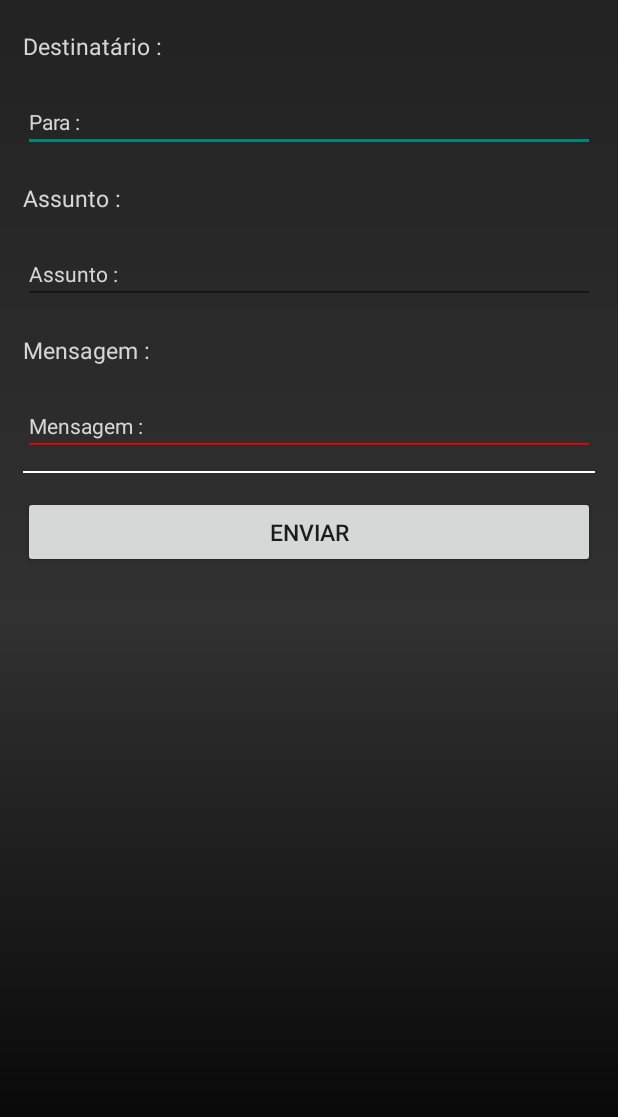
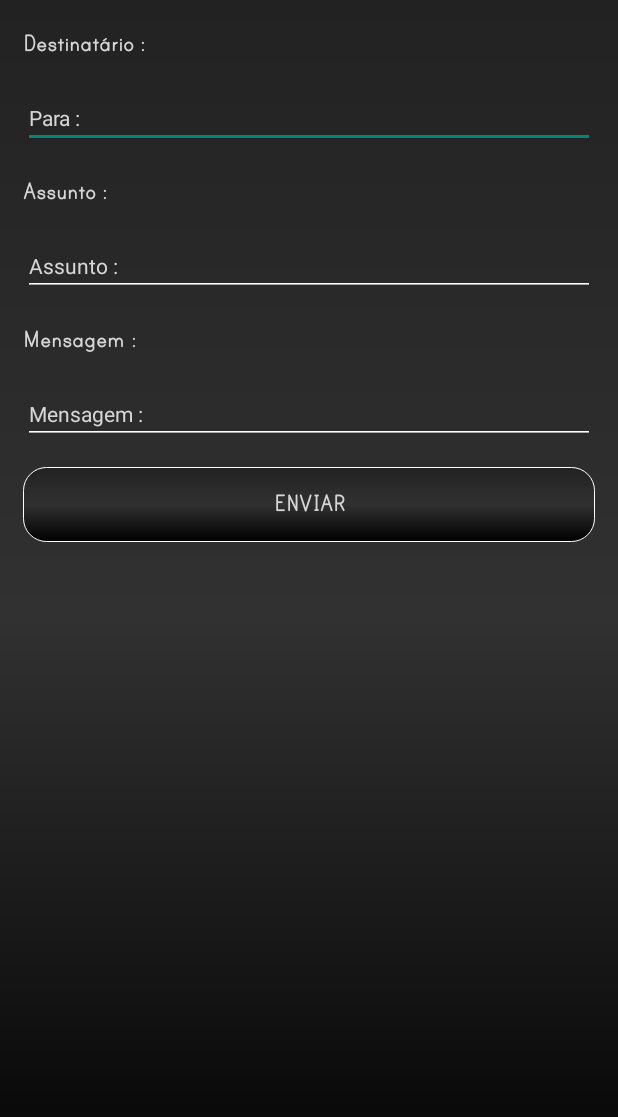
Before and after one commit to ValmirBP/AppSendEmail, an Android app: the screen it shows after launch (MainActivity), on a phone screen of 412 x 824 dp. Shown: the top 1117 px of the screen. Run offline under Robolectric (Android 15) with nearby library versions, the phone set to English and light mode, and no system bars.

Commit message:
UI/UX improvement

```diff
--- a/app/src/main/AndroidManifest.xml
+++ b/app/src/main/AndroidManifest.xml
@@ -9,7 +9,8 @@
         android:roundIcon="@mipmap/ic_launcher_round"
         android:supportsRtl="true"
         android:theme="@style/Theme.AppCompat.Light.NoActionBar">
-        <activity android:name=".MainActivity">
+        <activity android:name=".MainActivity"
+            android:screenOrientation="portrait">
             <intent-filter>
                 <action android:name="android.intent.action.MAIN" />
 
--- a/app/src/main/java/com/example/e_mailsender/MainActivity.java
+++ b/app/src/main/java/com/example/e_mailsender/MainActivity.java
@@ -1,14 +1,17 @@
 package com.example.e_mailsender;
 
 import android.content.Intent;
+import android.graphics.Typeface;
 import android.support.v7.app.AppCompatActivity;
 import android.os.Bundle;
 import android.view.View;
 import android.widget.Button;
 import android.widget.EditText;
+import android.widget.TextView;
 
 public class MainActivity extends AppCompatActivity {
     EditText edtTo, edtSub, edtMsg;
+    TextView txtTo,txtSub,txtMsg;
     Button btnSend;
     String emailDest, assunto, msg;
     Intent intent;
@@ -18,13 +21,26 @@ public class MainActivity extends AppCompatActivity {
         super.onCreate(savedInstanceState);
         setContentView(R.layout.activity_main);
 
+        txtTo = findViewById(R.id.txtTo);
+        txtMsg = findViewById(R.id.txtMsg);
+        txtSub = findViewById(R.id.txtSub);
+        btnSend = findViewById(R.id.btnSend);
 
+// Inserção de um novo tipo de fonte no layout.
+
+        Typeface font = Typeface.createFromAsset(getAssets(),
+                "print_bold_tt.ttf");
+
+        txtTo.setTypeface(font);
+        txtMsg.setTypeface(font);
+        txtSub.setTypeface(font);
+        btnSend.setTypeface(font);
 
         edtTo = findViewById(R.id.edtTo);
         edtSub = findViewById(R.id.edtSub);
         edtMsg = findViewById(R.id.edtMsg);
 
-        btnSend = findViewById(R.id.btnSend);
+
 
         btnSend.setOnClickListener(new View.OnClickListener() {
             @Override
--- /dev/null
+++ b/app/src/main/res/drawable/button_style.xml
@@ -0,0 +1,20 @@
+<?xml version="1.0" encoding="utf-8"?>
+<shape xmlns:android="http://schemas.android.com/apk/res/android">
+    android:shape="rectangle" >
+    <corners
+        android:radius="15dp"
+        />
+    <size
+        android:width="270dp"
+        android:height="60dp"
+        />
+    <stroke
+        android:width="0.50dp"
+        android:color="#FFFFFF"
+        />
+    <gradient
+        android:endColor="#222222"
+        android:centerColor="#313131"
+        android:startColor="#000001"
+        android:angle="90"/>
+</shape>
--- a/app/src/main/res/layout/content_main.xml
+++ b/app/src/main/res/layout/content_main.xml
@@ -13,7 +13,7 @@
         android:layout_marginStart="15dp"
         android:layout_marginTop="20sp"
         android:text="@string/Dest"
-        android:textSize="15sp"
+        android:textSize="18sp"
         android:textColor="@color/textColor"
         />
 
@@ -29,7 +29,8 @@
         android:textSize="14sp"
         android:inputType="textEmailAddress"
         android:textColor="@color/textColor"
-        android:textColorHint="@color/textColor"/>
+        android:textColorHint="@color/textColor"
+        android:theme="@style/MyEditTextTheme"/>
 
     <TextView
         android:id="@+id/txtSub"
@@ -39,7 +40,7 @@
         android:layout_marginStart="15dp"
         android:layout_marginTop="20sp"
         android:text="@string/Sub"
-        android:textSize="15sp"
+        android:textSize="18sp"
         android:textColor="@color/textColor" />
 
     <EditText
@@ -54,7 +55,8 @@
         android:textSize="14sp"
         android:inputType="textAutoCorrect"
         android:textColorHint="@color/textColor"
-        android:textColor="@color/textColor" />
+        android:textColor="@color/textColor"
+        android:theme="@style/MyEditTextTheme"/>
 
     <TextView
         android:id="@+id/txtMsg"
@@ -64,7 +66,7 @@
         android:layout_marginStart="15dp"
         android:layout_marginTop="20dp"
         android:text="@string/Msg"
-        android:textSize="15sp"
+        android:textSize="18sp"
         android:textColor="@color/textColor" />
 
     <EditText
@@ -83,26 +85,19 @@
         android:textColor="@color/textColor"
         android:textColorHint="@color/textColor"
         android:theme="@style/MyEditTextTheme"/>
-    <View
-        android:id="@+id/view01"
-        android:layout_width="fill_parent"
-        android:layout_height="1dp"
-        android:layout_marginTop="10dp"
-        android:background="#ffffff"
-        android:focusable="false"
-        android:layout_below="@id/edtMsg"
-        android:layout_marginLeft="15dp"
-        android:layout_marginRight="15dp"/>
+
     <Button
         android:id="@+id/btnSend"
         android:layout_width="match_parent"
-        android:layout_height="wrap_content"
-        android:layout_below="@id/view01"
+        android:layout_height="50dp"
+        android:layout_below="@id/edtMsg"
         android:layout_marginLeft="15dp"
         android:layout_marginTop="15dp"
         android:layout_marginRight="15dp"
         android:text="@string/Send"
-        android:textSize="15sp" />
+        android:textSize="18sp"
+        android:textColor="@color/textColor"
+        android:background="@drawable/button_style"/>
 
 
 </RelativeLayout>
--- a/app/src/main/res/values/styles.xml
+++ b/app/src/main/res/values/styles.xml
@@ -9,9 +9,7 @@
     </style>
 
     <style name="MyEditTextTheme">
-        <item name="colorControlNormal">#ff0000</item>
-        <item name="colorControlActivated">#00ff00</item>
-        <item name="colorControlHighlight">#ffffff</item>
+        <item name="colorControlNormal">#ffffff</item>
     </style>
 
 </resources>
```
Also changed, not shown: app/src/main/assets/littlelordfontleroynf.ttf (added), app/src/main/assets/print_bold_tt.ttf (added), app/src/main/assets/print_clearly_ot.otf (added), app/src/main/assets/print_clearly_tt.ttf (added), app/src/main/assets/print_dashed_ot.otf (added), app/src/main/assets/print_dashed_tt.ttf (added).
